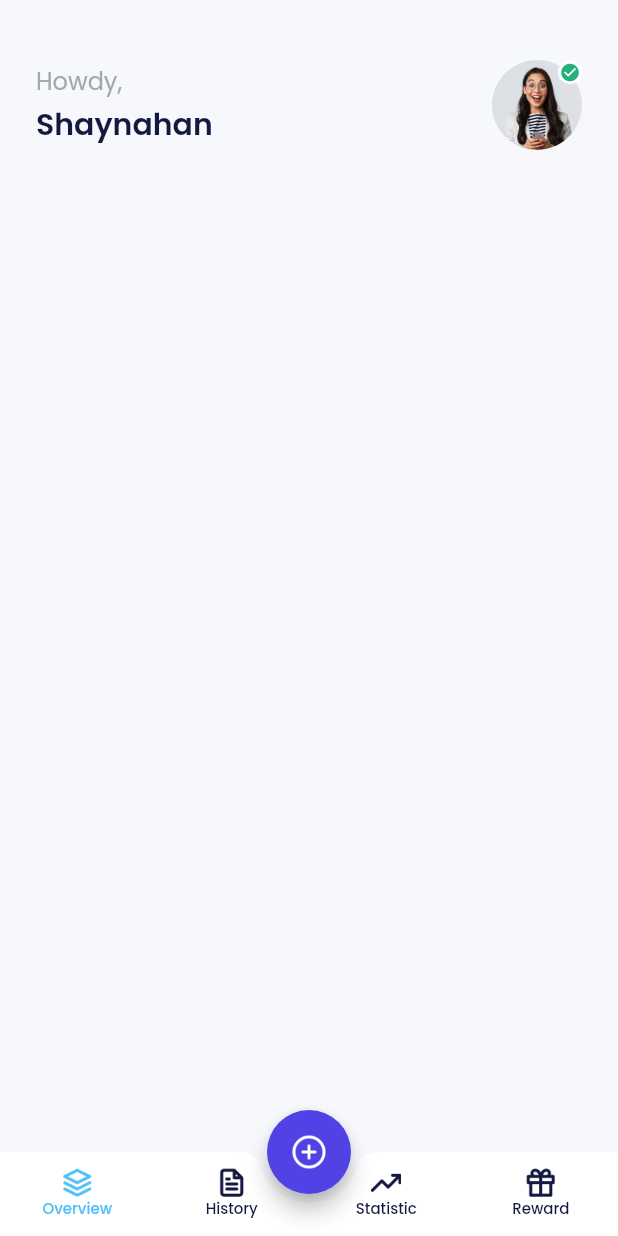
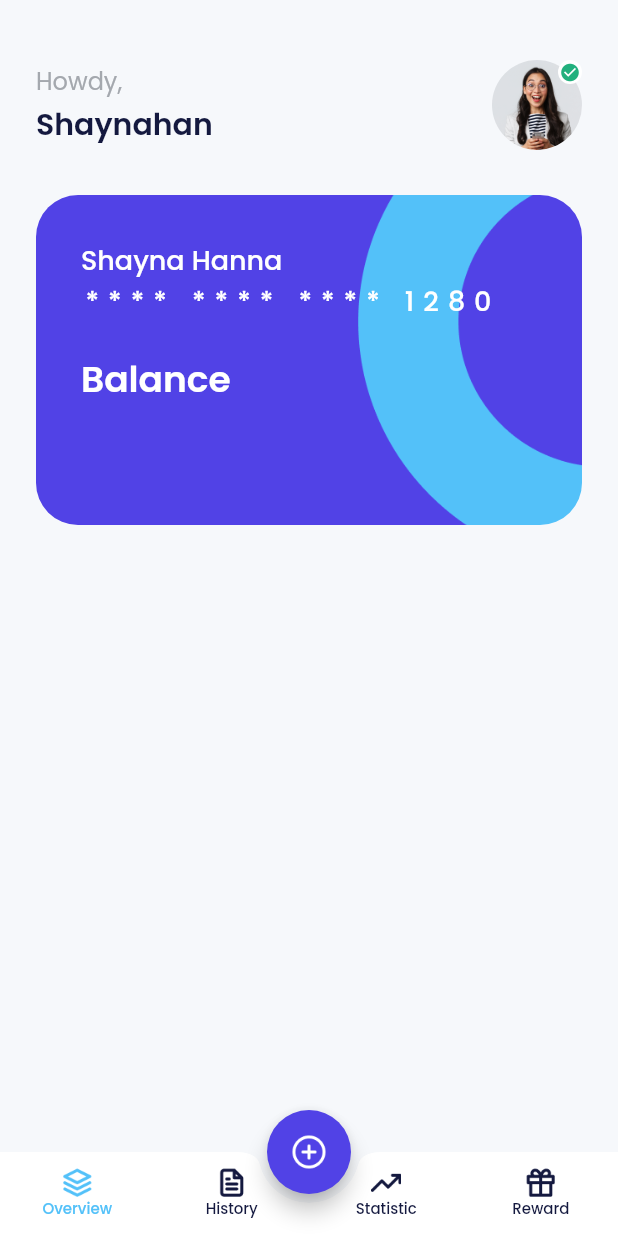
Before and after one commit to syaifudinm149/bank_sha, a Flutter app: the HomePage screen opened by its route, on a phone screen of 412 x 824 dp. Run offline on Flutter 3.47's test engine with Material 2 defaults, Android fonts, the phone set to English and light mode, and no system bars; our stand-ins replace carousel_slider, google_fonts.

Commit message:
slicing home page - build wallet card

```diff
--- a/lib/ui/pages/home_page.dart
+++ b/lib/ui/pages/home_page.dart
@@ -78,6 +78,7 @@ class HomePage extends StatelessWidget {
         ),
         children: [
           buildProfile(),
+          buildWalletCard(),
         ],
       ),
     );
@@ -144,4 +145,54 @@ class HomePage extends StatelessWidget {
       ),
     );
   }
+
+  Widget buildWalletCard() {
+    return Container(
+      width: double.infinity,
+      height: 220,
+      margin: const EdgeInsets.only(
+        top: 30,
+      ),
+      padding: const EdgeInsets.all(30),
+      decoration: BoxDecoration(
+        borderRadius: BorderRadius.circular(28),
+        image: const DecorationImage(
+          fit: BoxFit.cover,
+          image: AssetImage(
+            'assets/img_bg_card.png',
+          ),
+        ),
+      ),
+      child: Column(
+        crossAxisAlignment: CrossAxisAlignment.start,
+        children: [
+          Text(
+            'Shayna Hanna',
+            style: whiteTextStyle.copyWith(
+              fontSize: 18,
+              fontWeight: medium,
+            ),
+          ),
+          Text(
+            '**** **** **** 1280',
+            style: whiteTextStyle.copyWith(
+              fontSize: 18,
+              fontWeight: medium,
+              letterSpacing: 6,
+            ),
+          ),
+          const SizedBox(
+            height: 21,
+          ),
+          Text(
+            'Balance',
+            style: whiteTextStyle.copyWith(
+              fontSize: 24,
+              fontWeight: semiBold,
+            ),
+          ),
+        ],
+      ),
+    );
+  }
 }
```
